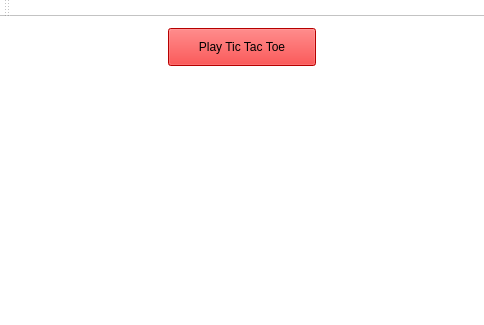
Old version of the form mainmenu.ui in the repository HashanMaduwantha/TicTacToe.
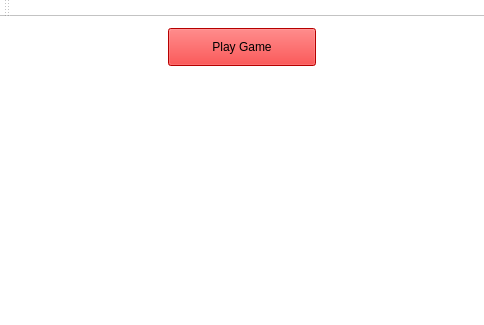
New version of the form.

```diff
--- a/mainmenu.ui
+++ b/mainmenu.ui
@@ -21,7 +21,16 @@
     <item row="0" column="4" rowspan="2" colspan="2">
      <layout class="QVBoxLayout" name="verticalLayout">
       <item>
-       <widget class="QPushButton" name="PlayButton">
+       <widget class="QPushButton" name="PlayGameButton">
+        <property name="enabled">
+         <bool>true</bool>
+        </property>
+        <property name="sizePolicy">
+         <sizepolicy hsizetype="Minimum" vsizetype="Fixed">
+          <horstretch>0</horstretch>
+          <verstretch>0</verstretch>
+         </sizepolicy>
+        </property>
         <property name="styleSheet">
          <string notr="true">background-color:red;
 
@@ -29,7 +38,7 @@
 height:30px;</string>
         </property>
         <property name="text">
-         <string>Play Tic Tac Toe</string>
+         <string>Play Game</string>
         </property>
        </widget>
       </item>
```
